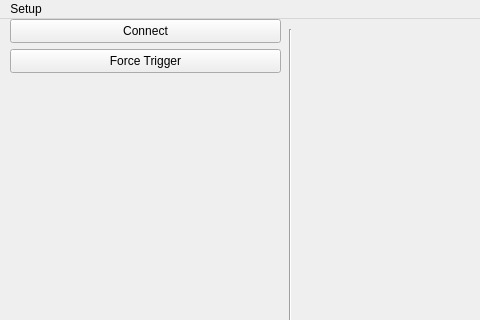
First picture: the form in Host/Oscilloscope/window.ui, repository HarryBeadle/Oscilloscope, before the edit; both pictures show x 0 to 480 and y 0 to 320 of the 1169 by 638 pixel window.
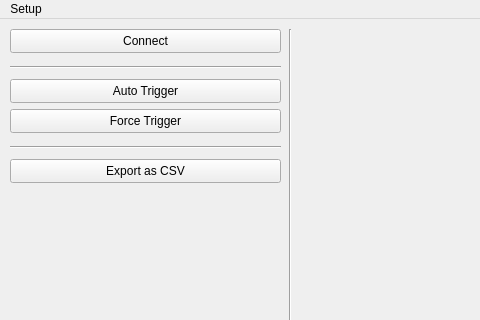
Second picture: the form after the edit. Custom widgets are drawn as their Qt base class.

```diff
--- a/Host/Oscilloscope/window.ui
+++ b/Host/Oscilloscope/window.ui
@@ -59,20 +59,20 @@
     <property name="geometry">
      <rect>
       <x>10</x>
-      <y>0</y>
+      <y>60</y>
       <width>271</width>
       <height>24</height>
      </rect>
     </property>
     <property name="text">
-     <string>Connect</string>
+     <string>Auto Trigger</string>
     </property>
    </widget>
    <widget class="QPushButton" name="pushButton">
     <property name="geometry">
      <rect>
       <x>10</x>
-      <y>30</y>
+      <y>90</y>
       <width>271</width>
       <height>24</height>
      </rect>
@@ -81,6 +81,58 @@
      <string>Force Trigger</string>
     </property>
    </widget>
+   <widget class="QPushButton" name="pushButton_2">
+    <property name="geometry">
+     <rect>
+      <x>10</x>
+      <y>140</y>
+      <width>271</width>
+      <height>24</height>
+     </rect>
+    </property>
+    <property name="text">
+     <string>Export as CSV</string>
+    </property>
+   </widget>
+   <widget class="Line" name="line_2">
+    <property name="geometry">
+     <rect>
+      <x>10</x>
+      <y>120</y>
+      <width>271</width>
+      <height>16</height>
+     </rect>
+    </property>
+    <property name="orientation">
+     <enum>Qt::Horizontal</enum>
+    </property>
+   </widget>
+   <widget class="Line" name="line_3">
+    <property name="geometry">
+     <rect>
+      <x>10</x>
+      <y>40</y>
+      <width>271</width>
+      <height>16</height>
+     </rect>
+    </property>
+    <property name="orientation">
+     <enum>Qt::Horizontal</enum>
+    </property>
+   </widget>
+   <widget class="QPushButton" name="pushButton_6">
+    <property name="geometry">
+     <rect>
+      <x>10</x>
+      <y>10</y>
+      <width>271</width>
+      <height>24</height>
+     </rect>
+    </property>
+    <property name="text">
+     <string>Connect</string>
+    </property>
+   </widget>
   </widget>
   <widget class="QMenuBar" name="menuBar">
    <property name="geometry">
```
